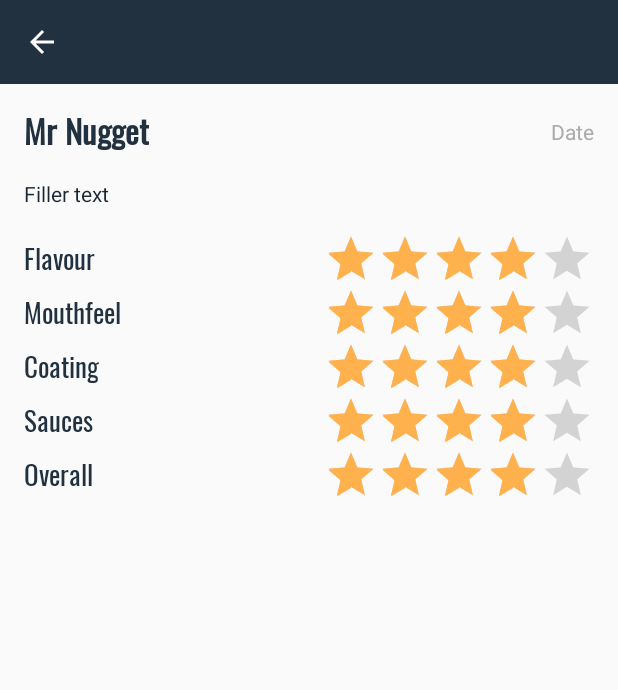
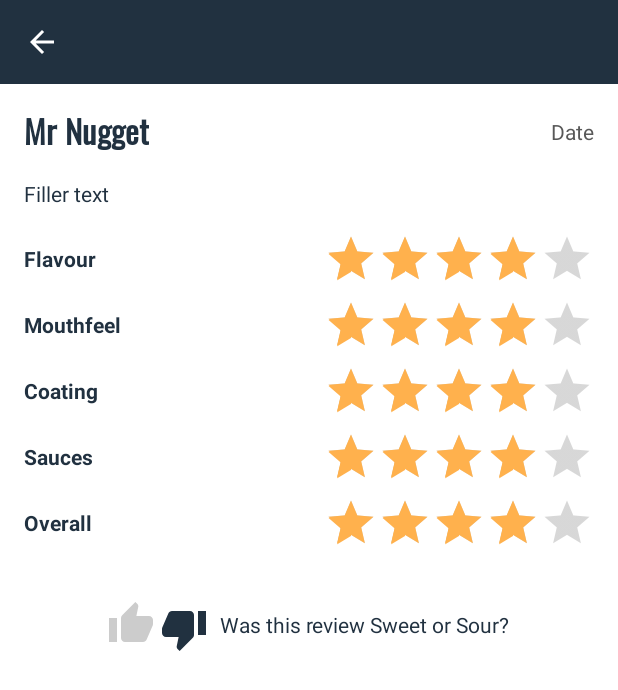
Before and after one commit to nathanhollows/NuggetNav, an Android app: the ReadReviewActivity screen opened directly, with no data from a screen before it, on a phone screen of 412 x 824 dp. Shown: the top 690 px of the screen. Run offline under Robolectric (Android 15) with nearby library versions, the phone set to English and light mode, and no system bars; 11 statements that could not run were skipped.

Commit message:
Update overall appearance, starting to enable thumb ratings

```diff
--- a/app/src/main/java/com/nuggetwatch/nuggetnav/ReadReviewActivity.java
+++ b/app/src/main/java/com/nuggetwatch/nuggetnav/ReadReviewActivity.java
@@ -1,10 +1,16 @@
 package com.nuggetwatch.nuggetnav;
 
+import android.content.SharedPreferences;
+import android.graphics.Color;
+import android.graphics.PorterDuff;
 import android.os.Bundle;
 import android.view.View;
+import android.widget.ImageView;
+import android.widget.LinearLayout;
 import android.widget.RatingBar;
 import android.widget.TextView;
 
+import androidx.appcompat.app.ActionBar;
 import androidx.appcompat.app.AppCompatActivity;
 import androidx.appcompat.widget.Toolbar;
 
@@ -15,6 +21,9 @@ import java.util.Date;
 public class ReadReviewActivity extends AppCompatActivity {
 
     private ReviewModel review;
+    public static final String MY_PREFS_NAME = "NuggetNavThumbs";
+    private SharedPreferences prefs;
+
 
     @Override
     public void onCreate(Bundle savedInstanceState) {
@@ -23,18 +32,22 @@ public class ReadReviewActivity extends AppCompatActivity {
 
         Toolbar toolbar = findViewById(R.id.toolbar);
         setSupportActionBar(toolbar);
-        getSupportActionBar().setDisplayHomeAsUpEnabled(true);
-        getSupportActionBar().setDisplayShowHomeEnabled(true);
+        ActionBar actionBar = getSupportActionBar();
+        assert actionBar != null;
+        actionBar.setDisplayHomeAsUpEnabled(true);
 
         getSupportActionBar().setTitle(getIntent().getStringExtra("name"));
 
         review = (ReviewModel) getIntent().getSerializableExtra("review");
 
-        try {
-            loadReview();
-        } catch (ParseException e) {
-            e.printStackTrace();
-        }
+        prefs = getSharedPreferences(MY_PREFS_NAME, MODE_PRIVATE);
+
+        loadReview();
+
+        // // Hide thumbs for now
+        // LinearLayout thumbs = findViewById(R.id.thumbs);
+        // thumbs.setVisibility(View.GONE);
+        loadThumbs();
     }
 
     @Override
@@ -43,7 +56,7 @@ public class ReadReviewActivity extends AppCompatActivity {
         return true;
     }
 
-    private void loadReview() throws ParseException {
+    private void loadReview() {
         TextView name = findViewById(R.id.name);
         TextView date = findViewById(R.id.date);
         TextView comments = findViewById(R.id.comments);
@@ -54,12 +67,17 @@ public class ReadReviewActivity extends AppCompatActivity {
         RatingBar saucesBar = findViewById(R.id.saucesBar);
         RatingBar overallBar = findViewById(R.id.overallBar);
 
-        SimpleDateFormat formatIn = new SimpleDateFormat("yyyy-MM-dd HH:mm:ss");
-        SimpleDateFormat formatOut = new SimpleDateFormat("dd MMMM");
-        Date reviewDate = formatIn.parse(review.getDate());
+        try {
+            SimpleDateFormat formatIn = new SimpleDateFormat("yyyy-MM-dd HH:mm:ss");
+            SimpleDateFormat formatOut = new SimpleDateFormat("dd MMMM yy");
+            Date reviewDate = formatIn.parse(review.getDate());
+            assert reviewDate != null;
+            date.setText(formatOut.format(reviewDate));
+        } catch (ParseException e) {
+            date.setVisibility(View.GONE);
+        }
 
         name.setText(review.getName());
-        date.setText(formatOut.format(reviewDate));
         comments.setText(review.getComments());
 
         flavourBar.setRating(review.getFlavour());
@@ -69,8 +87,44 @@ public class ReadReviewActivity extends AppCompatActivity {
         overallBar.setRating(review.getOverall());
 
         if (review.getSauces() == 0) {
-            saucesBar.setVisibility(View.GONE);
-            findViewById(R.id.sauces).setVisibility(View.GONE);
+            LinearLayout sauces = findViewById(R.id.saucesContainer);
+            sauces.setVisibility(View.GONE);
+        }
+    }
+
+    private void loadThumbs() {
+
+        final ImageView thumbUp = findViewById(R.id.thumbUp);
+        final ImageView thumbDown = findViewById(R.id.thumbDown);
+
+        thumbUp.setOnClickListener(new View.OnClickListener() {
+            @Override
+            public void onClick(View view) {
+                thumbUp.setColorFilter(getResources().getColor(R.color.colorPrimary), PorterDuff.Mode.SRC_ATOP);
+                thumbDown.setColorFilter(Color.LTGRAY, PorterDuff.Mode.SRC_ATOP);
+
+                prefs.edit().putInt(review.getWebid(), 1).apply();
+            }
+        });
+
+        thumbDown.setOnClickListener(new View.OnClickListener() {
+            @Override
+            public void onClick(View view) {
+                thumbDown.setColorFilter(getResources().getColor(R.color.colorPrimary), PorterDuff.Mode.SRC_ATOP);
+                thumbUp.setColorFilter(Color.LTGRAY, PorterDuff.Mode.SRC_ATOP);
+
+                prefs.edit().putInt(review.getWebid(), 0).apply();
+            }
+        });
+
+        int result = prefs.getInt(review.getWebid(), -1);
+
+        if (result == 1) {
+            thumbUp.setColorFilter(getResources().getColor(R.color.colorPrimary), PorterDuff.Mode.SRC_ATOP);
+            thumbDown.setColorFilter(Color.LTGRAY, PorterDuff.Mode.SRC_ATOP);
+        } else if (result == 0) {
+            thumbDown.setColorFilter(getResources().getColor(R.color.colorPrimary), PorterDuff.Mode.SRC_ATOP);
+            thumbUp.setColorFilter(Color.LTGRAY, PorterDuff.Mode.SRC_ATOP);
         }
     }
 }
--- /dev/null
+++ b/app/src/main/res/drawable/ic_thumb_down_white_24dp.xml
@@ -0,0 +1,5 @@
+<vector android:height="24dp" android:tint="#FFFFFF"
+    android:viewportHeight="24.0" android:viewportWidth="24.0"
+    android:width="24dp" xmlns:android="http://schemas.android.com/apk/res/android">
+    <path android:fillColor="#FF000000" android:pathData="M15,3L6,3c-0.83,0 -1.54,0.5 -1.84,1.22l-3.02,7.05c-0.09,0.23 -0.14,0.47 -0.14,0.73v1.91l0.01,0.01L1,14c0,1.1 0.9,2 2,2h6.31l-0.95,4.57 -0.03,0.32c0,0.41 0.17,0.79 0.44,1.06L9.83,23l6.59,-6.59c0.36,-0.36 0.58,-0.86 0.58,-1.41L17,5c0,-1.1 -0.9,-2 -2,-2zM19,3v12h4L23,3h-4z"/>
+</vector>
--- /dev/null
+++ b/app/src/main/res/drawable/ic_thumb_up_white_24dp.xml
@@ -0,0 +1,5 @@
+<vector android:height="24dp" android:tint="#FFFFFF"
+    android:viewportHeight="24.0" android:viewportWidth="24.0"
+    android:width="24dp" xmlns:android="http://schemas.android.com/apk/res/android">
+    <path android:fillColor="#FF000000" android:pathData="M1,21h4L5,9L1,9v12zM23,10c0,-1.1 -0.9,-2 -2,-2h-6.31l0.95,-4.57 0.03,-0.32c0,-0.41 -0.17,-0.79 -0.44,-1.06L14.17,1 7.59,7.59C7.22,7.95 7,8.45 7,9v10c0,1.1 0.9,2 2,2h9c0.83,0 1.54,-0.5 1.84,-1.22l3.02,-7.05c0.09,-0.23 0.14,-0.47 0.14,-0.73v-1.91l-0.01,-0.01L23,10z"/>
+</vector>
--- a/app/src/main/res/layout/activity_read_review.xml
+++ b/app/src/main/res/layout/activity_read_review.xml
@@ -1,9 +1,10 @@
 <?xml version="1.0" encoding="utf-8"?>
 <LinearLayout xmlns:android="http://schemas.android.com/apk/res/android"
-    android:orientation="vertical" android:layout_width="match_parent"
+    xmlns:app="http://schemas.android.com/apk/res-auto"
+    android:layout_width="match_parent"
     android:layout_height="match_parent"
-    xmlns:app="http://schemas.android.com/apk/res-auto"
-    >
+    android:background="@color/white"
+    android:orientation="vertical">
 
     <androidx.appcompat.widget.Toolbar
         android:id="@+id/toolbar"
@@ -16,7 +17,8 @@
 
     <ScrollView
         android:layout_width="match_parent"
-        android:layout_height="match_parent">
+        android:layout_height="match_parent"
+        android:isScrollContainer="true">
 
         <LinearLayout
             android:layout_width="match_parent"
@@ -45,7 +47,7 @@
                     android:layout_height="match_parent"
                     android:gravity="end|center_vertical"
                     android:text="Date"
-                    android:textColor="@android:color/darker_gray" />
+                    android:textColor="#585858" />
 
             </LinearLayout>
 
@@ -64,6 +66,7 @@
                 android:layout_width="match_parent"
                 android:layout_height="wrap_content"
                 android:layout_gravity="center_horizontal"
+                android:layout_marginBottom="8sp"
                 android:orientation="horizontal">
 
                 <TextView
@@ -73,8 +76,7 @@
                     android:gravity="start|center_vertical"
                     android:text="@string/flavour"
                     android:textColor="@color/colorPrimary"
-                    android:textSize="18sp"
-                    app:fontFamily="@font/oswald_regular" />
+                    android:textStyle="bold" />
 
                 <RelativeLayout
                     android:layout_width="wrap_content"
@@ -100,6 +102,7 @@
                 android:layout_width="match_parent"
                 android:layout_height="wrap_content"
                 android:layout_gravity="center_horizontal"
+                android:layout_marginBottom="8sp"
                 android:orientation="horizontal">
 
                 <TextView
@@ -109,8 +112,7 @@
                     android:gravity="start|center_vertical"
                     android:text="@string/mouthfeel"
                     android:textColor="@color/colorPrimary"
-                    android:textSize="18sp"
-                    app:fontFamily="@font/oswald_regular" />
+                    android:textStyle="bold" />
 
                 <RelativeLayout
                     android:layout_width="wrap_content"
@@ -136,6 +138,7 @@
                 android:layout_width="match_parent"
                 android:layout_height="wrap_content"
                 android:layout_gravity="center_horizontal"
+                android:layout_marginBottom="8sp"
                 android:orientation="horizontal">
 
                 <TextView
@@ -145,8 +148,7 @@
                     android:gravity="start|center_vertical"
                     android:text="@string/coating"
                     android:textColor="@color/colorPrimary"
-                    android:textSize="18sp"
-                    app:fontFamily="@font/oswald_regular" />
+                    android:textStyle="bold" />
 
                 <RelativeLayout
                     android:layout_width="wrap_content"
@@ -169,9 +171,11 @@
             </LinearLayout>
 
             <LinearLayout
+                android:id="@+id/saucesContainer"
                 android:layout_width="match_parent"
                 android:layout_height="wrap_content"
                 android:layout_gravity="center_horizontal"
+                android:layout_marginBottom="8sp"
                 android:orientation="horizontal">
 
                 <TextView
@@ -182,8 +186,7 @@
                     android:gravity="start|center_vertical"
                     android:text="@string/sauces"
                     android:textColor="@color/colorPrimary"
-                    android:textSize="18sp"
-                    app:fontFamily="@font/oswald_regular" />
+                    android:textStyle="bold" />
 
                 <RelativeLayout
                     android:layout_width="wrap_content"
@@ -218,8 +221,7 @@
                     android:gravity="start|center_vertical"
                     android:text="@string/overall"
                     android:textColor="@color/colorPrimary"
-                    android:textSize="18sp"
-                    app:fontFamily="@font/oswald_regular" />
+                    android:textStyle="bold" />
 
                 <RelativeLayout
                     android:layout_width="wrap_content"
@@ -241,6 +243,44 @@
                 </RelativeLayout>
             </LinearLayout>
 
+            <LinearLayout
+                android:id="@+id/thumbs"
+                android:layout_width="match_parent"
+                android:layout_height="match_parent"
+                android:layout_marginTop="32sp"
+                android:layout_marginBottom="16sp"
+                android:gravity="center"
+                android:orientation="horizontal">
+
+                <ImageView
+                    android:id="@+id/thumbUp"
+                    android:layout_width="32sp"
+                    android:layout_height="32sp"
+                    android:layout_marginRight="3sp"
+                    android:clickable="true"
+                    android:tint="@android:color/darker_gray"
+                    app:srcCompat="@drawable/ic_thumb_up_white_24dp" />
+
+                <ImageView
+                    android:id="@+id/thumbDown"
+                    android:layout_width="32sp"
+                    android:layout_height="32sp"
+                    android:layout_marginTop="3sp"
+                    android:clickable="true"
+                    android:tint="@android:color/darker_gray"
+                    app:srcCompat="@drawable/ic_thumb_down_white_24dp" />
+
+                <TextView
+                    android:id="@+id/textView"
+                    android:layout_width="wrap_content"
+                    android:layout_height="wrap_content"
+                    android:layout_gravity="center_vertical"
+                    android:layout_marginLeft="8sp"
+                    android:gravity="center_vertical"
+                    android:text="Was this review Sweet or Sour?"
+                    android:textColor="@color/colorPrimary" />
+            </LinearLayout>
+
 
         </LinearLayout>
     </ScrollView>
--- a/app/src/main/res/values/colors.xml
+++ b/app/src/main/res/values/colors.xml
@@ -2,7 +2,11 @@
 <resources>
     <color name="colorPrimary">#213140</color>
     <color name="colorPrimaryDark">#1A2733</color>
-    <color name="textColor">#1A2733</color>
+    <color name="textColor">#213140</color>
     <color name="colorAccent">#FFB14D</color>
-    <color name="colorText">#FFFFFF</color>
+    <color name="colorText">#213140</color>
+    <color name="white">#FFFFFF</color>
+    <color name="gray">#EBEBEB</color>
+    <color name="darkgray">#333333</color>
+    <color name="red">#FFFFFF</color>
 </resources>
```
